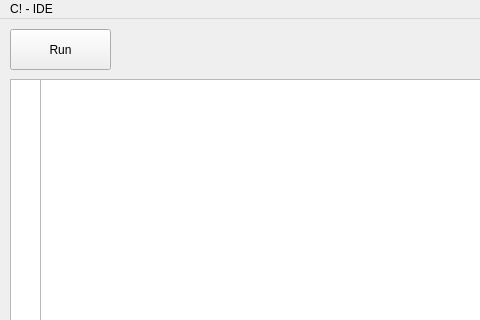
Old version of the form View/interface.ui in the repository JoseA4718/Proyecto-1-Datos-II-C; both pictures show x 0 to 480 and y 0 to 320 of the 1339 by 717 pixel window.
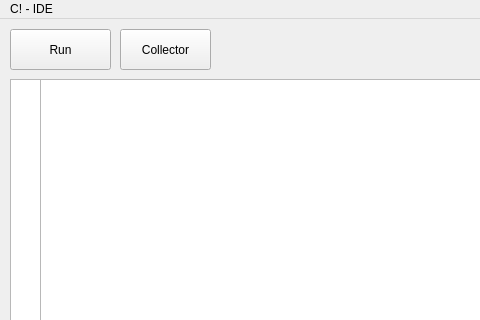
New version of the form.

The edit to the form file:
```diff
--- a/View/interface.ui
+++ b/View/interface.ui
@@ -256,6 +256,19 @@
      <enum>Qt::ScrollBarAlwaysOff</enum>
     </property>
    </widget>
+   <widget class="QPushButton" name="CollectorButton">
+    <property name="geometry">
+     <rect>
+      <x>120</x>
+      <y>10</y>
+      <width>91</width>
+      <height>41</height>
+     </rect>
+    </property>
+    <property name="text">
+     <string>Collector</string>
+    </property>
+   </widget>
   </widget>
   <widget class="QMenuBar" name="menubar">
    <property name="geometry">
```
